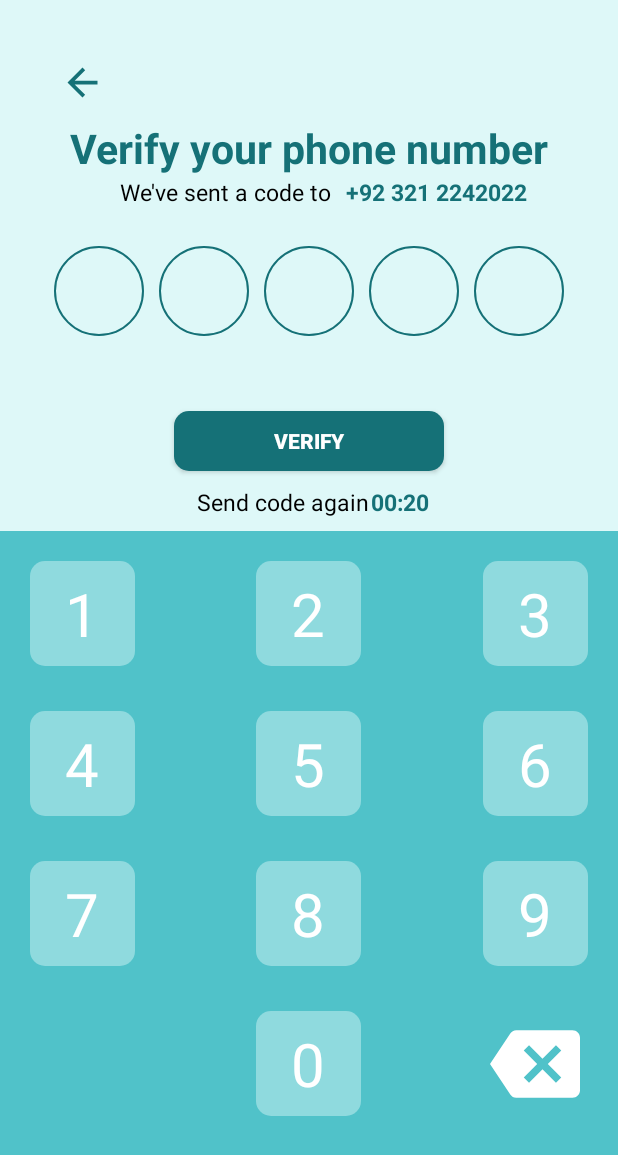
After one commit to Afkayyy/Mentor-Me, an Android app: the layout verification_page.xml on its own in the app's theme, with its tools: preview values and no code run, on a phone screen of 412 x 824 dp. The commit adds this screen. Shown: the top 1155 px of the screen. Run offline under Robolectric (Android 15) with nearby library versions, the phone set to English and light mode, and no system bars.

Commit message:
Verification Page

```diff
--- /dev/null
+++ b/app/src/main/res/drawable/back_arrow.xml
@@ -0,0 +1,5 @@
+<vector android:autoMirrored="true" android:height="24dp"
+    android:tint="#157177" android:viewportHeight="24"
+    android:viewportWidth="24" android:width="24dp" xmlns:android="http://schemas.android.com/apk/res/android">
+    <path android:fillColor="@android:color/white" android:pathData="M20,11H7.83l5.59,-5.59L12,4l-8,8 8,8 1.41,-1.41L7.83,13H20v-2z"/>
+</vector>
--- /dev/null
+++ b/app/src/main/res/drawable/backspace.xml
@@ -0,0 +1,8 @@
+<vector android:autoMirrored="true"
+    android:height="60dp"
+    android:tint="#FFFFFF"
+    android:viewportHeight="24"
+    android:viewportWidth="24"
+    android:width="60dp" xmlns:android="http://schemas.android.com/apk/res/android">
+    <path android:fillColor="@android:color/white" android:pathData="M22,3L7,3c-0.69,0 -1.23,0.35 -1.59,0.88L0,12l5.41,8.11c0.36,0.53 0.9,0.89 1.59,0.89h15c1.1,0 2,-0.9 2,-2L24,5c0,-1.1 -0.9,-2 -2,-2zM19,15.59L17.59,17 14,13.41 10.41,17 9,15.59 12.59,12 9,8.41 10.41,7 14,10.59 17.59,7 19,8.41 15.41,12 19,15.59z"/>
+</vector>
--- /dev/null
+++ b/app/src/main/res/drawable/dark_green_box.xml
@@ -0,0 +1,8 @@
+<?xml version="1.0" encoding="utf-8"?>
+<shape xmlns:android="http://schemas.android.com/apk/res/android"
+    android:shape="rectangle" >
+
+
+    <solid android:color="#157177"/>
+    <corners android:radius="10dp"/>
+</shape>
--- /dev/null
+++ b/app/src/main/res/drawable/number_btn.xml
@@ -0,0 +1,8 @@
+<?xml version="1.0" encoding="utf-8"?>
+<shape xmlns:android="http://schemas.android.com/apk/res/android"
+
+    android:shape="rectangle">
+
+    <solid android:color="#8FDADE"/>
+    <corners android:radius="10dp"/>
+</shape>
--- a/app/src/main/res/layout/registration_page.xml
+++ b/app/src/main/res/layout/registration_page.xml
@@ -281,7 +281,6 @@
             android:layout_height="wrap_content"
             android:text="Log in"
             android:textColor="#157177"
-
             android:textSize="14sp"
             android:layout_alignParentBottom="true"
             android:layout_toRightOf="@+id/sign_up"
--- /dev/null
+++ b/app/src/main/res/layout/verification_page.xml
@@ -0,0 +1,479 @@
+<?xml version="1.0" encoding="utf-8"?>
+<RelativeLayout xmlns:android="http://schemas.android.com/apk/res/android"
+    xmlns:app="http://schemas.android.com/apk/res-auto"
+    xmlns:tools="http://schemas.android.com/tools"
+    android:layout_width="match_parent"
+    android:layout_height="match_parent"
+    android:background="#DEF8F8"
+    tools:context=".MainActivity">
+
+    <ImageView
+        android:layout_width="30dp"
+        android:layout_height="30dp"
+        android:layout_alignParentLeft="true"
+        android:layout_alignParentTop="true"
+        android:layout_marginTop="40dp"
+        android:layout_marginLeft="40dp"
+        android:src="@drawable/back_arrow"
+
+        />
+    <TextView
+        android:id="@+id/verif_msg"
+        android:layout_width="wrap_content"
+        android:layout_height="wrap_content"
+        android:text="Verify your phone number"
+        android:textStyle="bold"
+        android:textSize="27sp"
+        android:textColor="#157177"
+        android:layout_centerHorizontal="true"
+        android:layout_marginTop="80dp"/>
+
+    <TextView
+        android:id="@+id/code_msg"
+        android:layout_width="wrap_content"
+        android:layout_height="wrap_content"
+        android:text="We've sent a code to "
+        android:textSize="15sp"
+        android:textColor="@color/black"
+        android:layout_below="@+id/verif_msg"
+        android:layout_marginLeft="80dp"/>
+
+    <TextView
+        android:layout_width="wrap_content"
+        android:layout_height="wrap_content"
+        android:text="+92 321 2242022"
+        android:textSize="15sp"
+        android:textColor="#157177"
+        android:layout_below="@+id/verif_msg"
+        android:layout_toRightOf="@+id/code_msg"
+        android:textStyle="bold"
+        android:layout_marginLeft="5dp"/>
+
+
+    <de.hdodenhof.circleimageview.CircleImageView
+        android:id="@+id/ball1"
+        android:layout_width="60dp"
+        android:layout_height="60dp"
+        app:civ_border_width="1dp"
+        app:civ_border_color="#157177"
+        android:layout_toLeftOf="@+id/ball2"
+        android:layout_marginRight="10dp"
+        android:layout_marginTop="25dp"
+        android:layout_below="@+id/code_msg"
+        android:src="#DEF8F8" />
+
+    <de.hdodenhof.circleimageview.CircleImageView
+        android:id="@+id/ball2"
+        android:layout_width="60dp"
+        android:layout_height="60dp"
+        app:civ_border_width="1dp"
+        app:civ_border_color="#157177"
+        android:layout_marginTop="25dp"
+        android:layout_marginRight="10dp"
+        android:layout_below="@+id/code_msg"
+        android:layout_toLeftOf="@+id/ball3"
+        android:src="#DEF8F8" />
+
+    <de.hdodenhof.circleimageview.CircleImageView
+        android:id="@+id/ball3"
+        android:layout_width="60dp"
+        android:layout_height="60dp"
+        app:civ_border_width="1dp"
+        app:civ_border_color="#157177"
+        android:layout_marginTop="25dp"
+        android:layout_below="@+id/code_msg"
+        android:layout_centerHorizontal="true"
+        android:src="#DEF8F8" />
+
+    <de.hdodenhof.circleimageview.CircleImageView
+        android:id="@+id/ball4"
+        android:layout_width="60dp"
+        android:layout_height="60dp"
+        app:civ_border_width="1dp"
+        app:civ_border_color="#157177"
+        android:layout_marginTop="25dp"
+        android:layout_marginLeft="10dp"
+        android:layout_toRightOf="@+id/ball3"
+        android:layout_below="@+id/code_msg"
+        android:src="#DEF8F8" />
+
+    <de.hdodenhof.circleimageview.CircleImageView
+        android:id="@+id/ball5"
+        android:layout_width="60dp"
+        android:layout_height="60dp"
+        app:civ_border_width="1dp"
+        app:civ_border_color="#157177"
+        android:layout_marginTop="25dp"
+        android:layout_marginLeft="10dp"
+        android:layout_below="@+id/code_msg"
+        android:layout_toRightOf="@+id/ball4"
+        android:src="#DEF8F8" />
+
+    <Button
+        android:id="@+id/verif_btn"
+        android:layout_width="180dp"
+        android:layout_height="40dp"
+        android:layout_below="@id/ball5"
+        android:layout_marginTop="50dp"
+        android:layout_centerHorizontal="true"
+        android:layout_marginHorizontal="20dp"
+        android:text="Verify"
+        android:textStyle="bold"
+        android:textColor="#FFFFFF"
+        android:background="@drawable/dark_green_box"/>
+
+    <TextView
+        android:id="@+id/send_code_msg"
+        android:layout_width="wrap_content"
+        android:layout_height="wrap_content"
+        android:text="Send code again "
+        android:textSize="15sp"
+        android:textColor="@color/black"
+        android:layout_below="@+id/verif_btn"
+        android:layout_marginTop="10dp"
+        android:layout_alignLeft="@+id/verif_btn"
+        android:layout_marginLeft="15dp"/>
+
+    <TextView
+        android:layout_width="wrap_content"
+        android:layout_height="wrap_content"
+        android:text="00:20"
+        android:textSize="15sp"
+        android:textStyle="bold"
+        android:textColor="#157177"
+        android:layout_below="@+id/verif_btn"
+        android:layout_alignRight="@+id/verif_btn"
+        android:layout_marginTop="10dp"
+        android:layout_marginRight="10dp"/>
+
+    <RelativeLayout
+        android:layout_width="match_parent"
+        android:layout_height="match_parent"
+        android:layout_alignTop="@+id/send_code_msg"
+        android:layout_alignParentRight="true"
+        android:layout_alignParentBottom="true"
+        android:layout_marginTop="30dp"
+        android:background="#50C2C9">
+
+        <FrameLayout
+
+            android:layout_alignParentTop="true"
+            android:layout_marginTop="20dp"
+            android:layout_alignParentLeft="true"
+            android:layout_marginLeft="20dp"
+            android:layout_width="wrap_content"
+            android:layout_height="wrap_content"
+            android:background="#FFFFFF">
+
+            <ImageButton
+                android:id="@+id/option_div"
+                android:layout_width="70dp"
+                android:layout_height="70dp"
+                android:layout_weight="1"
+                android:background="#50C2C9"
+                android:scaleType="fitCenter"
+                android:src="@drawable/number_btn">
+
+            </ImageButton>
+            <TextView
+                android:layout_width="match_parent"
+                android:layout_height="wrap_content"
+                android:text="1"
+                android:textSize="40dp"
+                android:layout_gravity="center"
+                android:textAlignment="center"
+                android:textColor="@color/white"
+                android:clickable="false">
+            </TextView>
+
+        </FrameLayout>
+
+        <FrameLayout
+
+            android:layout_alignParentTop="true"
+            android:layout_marginTop="20dp"
+            android:layout_centerHorizontal="true"
+            android:layout_width="wrap_content"
+            android:layout_height="wrap_content"
+            android:background="#FFFFFF">
+
+            <ImageButton
+                android:id="@+id/option_2"
+                android:layout_width="70dp"
+                android:layout_height="70dp"
+                android:background="#50C2C9"
+                android:scaleType="fitCenter"
+                android:src="@drawable/number_btn">
+
+            </ImageButton>
+            <TextView
+                android:layout_width="match_parent"
+                android:layout_height="wrap_content"
+                android:text="2"
+                android:textSize="40dp"
+                android:layout_gravity="center"
+                android:textAlignment="center"
+                android:textColor="@color/white"
+                android:clickable="false">
+            </TextView>
+
+        </FrameLayout>
+
+        <FrameLayout
+
+            android:layout_alignParentTop="true"
+            android:layout_marginTop="20dp"
+            android:layout_alignParentRight="true"
+            android:layout_marginRight="20dp"
+            android:layout_width="wrap_content"
+            android:layout_height="wrap_content"
+            android:background="#FFFFFF">
+
+            <ImageButton
+                android:id="@+id/option_3"
+                android:layout_width="70dp"
+                android:layout_height="70dp"
+                android:background="#50C2C9"
+                android:scaleType="fitCenter"
+                android:src="@drawable/number_btn">
+
+            </ImageButton>
+            <TextView
+                android:layout_width="match_parent"
+                android:layout_height="wrap_content"
+                android:text="3"
+                android:textSize="40dp"
+                android:layout_gravity="center"
+                android:textAlignment="center"
+                android:textColor="@color/white"
+                android:clickable="false">
+            </TextView>
+
+        </FrameLayout>
+
+        <FrameLayout
+            android:layout_alignParentTop="true"
+            android:layout_marginTop="120dp"
+            android:layout_marginRight="20dp"
+            android:layout_alignParentRight="true"
+            android:layout_width="wrap_content"
+            android:layout_height="wrap_content"
+            android:background="#FFFFFF">
+
+            <ImageButton
+                android:id="@+id/option_6"
+                android:layout_width="70dp"
+                android:layout_height="70dp"
+                android:background="#50C2C9"
+                android:scaleType="fitCenter"
+                android:src="@drawable/number_btn">
+
+            </ImageButton>
+            <TextView
+                android:layout_width="match_parent"
+                android:layout_height="wrap_content"
+                android:text="6"
+                android:textSize="40dp"
+                android:layout_gravity="center"
+                android:textAlignment="center"
+                android:textColor="@color/white"
+                android:clickable="false">
+            </TextView>
+
+        </FrameLayout>
+
+        <FrameLayout
+            android:layout_alignParentTop="true"
+            android:layout_marginTop="120dp"
+            android:layout_centerHorizontal="true"
+            android:layout_width="wrap_content"
+            android:layout_height="wrap_content"
+            android:background="#FFFFFF">
+
+            <ImageButton
+                android:id="@+id/option_5"
+                android:layout_width="70dp"
+                android:layout_height="70dp"
+                android:background="#50C2C9"
+                android:scaleType="fitCenter"
+                android:src="@drawable/number_btn">
+
+            </ImageButton>
+            <TextView
+                android:layout_width="match_parent"
+                android:layout_height="wrap_content"
+                android:text="5"
+                android:textSize="40dp"
+                android:layout_gravity="center"
+                android:textAlignment="center"
+                android:textColor="@color/white"
+                android:clickable="false">
+            </TextView>
+
+        </FrameLayout>
+
+        <FrameLayout
+            android:layout_alignParentTop="true"
+            android:layout_marginTop="120dp"
+            android:layout_alignParentLeft="true"
+            android:layout_marginLeft="20dp"
+            android:layout_width="wrap_content"
+            android:layout_height="wrap_content"
+            android:background="#FFFFFF">
+
+            <ImageButton
+                android:id="@+id/option_4"
+                android:layout_width="70dp"
+                android:layout_height="70dp"
+                android:background="#50C2C9"
+                android:scaleType="fitCenter"
+                android:src="@drawable/number_btn">
+
+            </ImageButton>
+            <TextView
+                android:layout_width="match_parent"
+                android:layout_height="wrap_content"
+                android:text="4"
+                android:textSize="40dp"
+                android:layout_gravity="center"
+                android:textAlignment="center"
+                android:textColor="@color/white"
+                android:clickable="false">
+            </TextView>
+
+        </FrameLayout>
+
+        <FrameLayout
+            android:layout_alignParentTop="true"
+            android:layout_marginTop="220dp"
+            android:layout_alignParentLeft="true"
+            android:layout_marginLeft="20dp"
+            android:layout_width="wrap_content"
+            android:layout_height="wrap_content"
+            android:background="#FFFFFF">
+
+            <ImageButton
+                android:id="@+id/option_7"
+                android:layout_width="70dp"
+                android:layout_height="70dp"
+                android:background="#50C2C9"
+                android:scaleType="fitCenter"
+                android:src="@drawable/number_btn">
+
+            </ImageButton>
+            <TextView
+                android:layout_width="match_parent"
+                android:layout_height="wrap_content"
+                android:text="7"
+                android:textSize="40dp"
+                android:layout_gravity="center"
+                android:textAlignment="center"
+                android:textColor="@color/white"
+                android:clickable="false">
+            </TextView>
+
+        </FrameLayout>
+
+        <FrameLayout
+            android:layout_alignParentTop="true"
+            android:layout_marginTop="220dp"
+            android:layout_centerHorizontal="true"
+            android:layout_width="wrap_content"
+            android:layout_height="wrap_content"
+            android:background="#FFFFFF">
+
+            <ImageButton
+                android:id="@+id/option_8"
+                android:layout_width="70dp"
+                android:layout_height="70dp"
+                android:background="#50C2C9"
+                android:scaleType="fitCenter"
+                android:src="@drawable/number_btn">
+
+            </ImageButton>
+            <TextView
+                android:layout_width="match_parent"
+                android:layout_height="wrap_content"
+                android:text="8"
+                android:textSize="40dp"
+                android:layout_gravity="center"
+                android:textAlignment="center"
+                android:textColor="@color/white"
+                android:clickable="false">
+            </TextView>
+
+        </FrameLayout>
+
+        <FrameLayout
+            android:layout_alignParentTop="true"
+            android:layout_marginTop="220dp"
+            android:layout_alignParentRight="true"
+            android:layout_marginRight="20dp"
+            android:layout_width="wrap_content"
+            android:layout_height="wrap_content"
+            android:background="#FFFFFF">
+
+            <ImageButton
+                android:id="@+id/option_9"
+                android:layout_width="70dp"
+                android:layout_height="70dp"
+                android:background="#50C2C9"
+                android:scaleType="fitCenter"
+                android:src="@drawable/number_btn">
+
+            </ImageButton>
+            <TextView
+                android:layout_width="match_parent"
+                android:layout_height="wrap_content"
+                android:text="9"
+                android:textSize="40dp"
+                android:layout_gravity="center"
+                android:textAlignment="center"
+                android:textColor="@color/white"
+                android:clickable="false">
+            </TextView>
+
+        </FrameLayout>
+
+        <FrameLayout
+            android:layout_alignParentTop="true"
+            android:layout_marginTop="320dp"
+            android:layout_centerHorizontal="true"
+            android:layout_width="wrap_content"
+            android:layout_height="wrap_content"
+            android:background="#FFFFFF">
+
+            <ImageButton
+                android:id="@+id/option_0"
+                android:layout_width="70dp"
+                android:layout_height="70dp"
+                android:background="#50C2C9"
+                android:scaleType="fitCenter"
+                android:src="@drawable/number_btn">
+
+            </ImageButton>
+            <TextView
+                android:layout_width="match_parent"
+                android:layout_height="wrap_content"
+                android:text="0"
+                android:textSize="40dp"
+                android:layout_gravity="center"
+                android:textAlignment="center"
+                android:textColor="@color/white"
+                android:clickable="false">
+            </TextView>
+
+        </FrameLayout>
+
+        <TextView
+            android:layout_width="wrap_content"
+            android:layout_height="wrap_content"
+            android:drawableRight="@drawable/backspace"
+            android:layout_alignParentTop="true"
+            android:layout_marginTop="325dp"
+            android:layout_alignParentRight="true"
+            android:layout_marginRight="25dp"
+           />
+
+    </RelativeLayout>
+</RelativeLayout>
```
